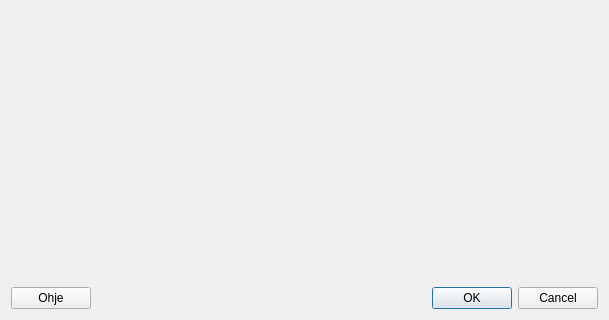
This is kitsas/maaritys/kohdennusdialog.ui in artoh/kitupiikki as Qt 5 draws it before an edit; both pictures show x 0 to 609 and y 585 to 905 of the 609 by 905 pixel window. The edited form follows.
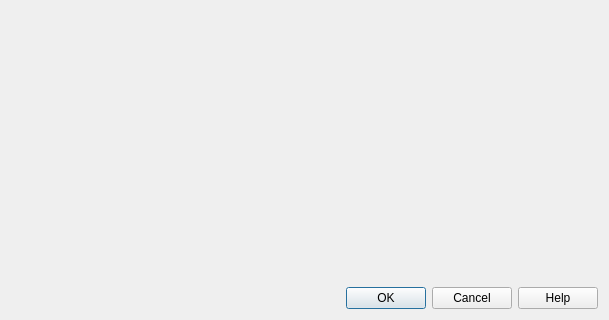
This is the edited form. Icons and pictures are not drawn.

Diff of the .ui file:
```diff
--- a/kitsas/maaritys/kohdennusdialog.ui
+++ b/kitsas/maaritys/kohdennusdialog.ui
@@ -173,40 +173,13 @@
    </item>
    <item>
     <layout class="QHBoxLayout" name="horizontalLayout">
-     <item>
-      <widget class="QPushButton" name="ohjeNappi">
-       <property name="text">
-        <string>Ohje</string>
-       </property>
-       <property name="icon">
-        <iconset resource="../pic/pic.qrc">
-         <normaloff>:/pic/ohje.png</normaloff>:/pic/ohje.png</iconset>
-       </property>
-       <property name="shortcut">
-        <string>F1</string>
-       </property>
-      </widget>
-     </item>
-     <item>
-      <spacer name="horizontalSpacer">
-       <property name="orientation">
-        <enum>Qt::Horizontal</enum>
-       </property>
-       <property name="sizeHint" stdset="0">
-        <size>
-         <width>40</width>
-         <height>20</height>
-        </size>
-       </property>
-      </spacer>
-     </item>
      <item>
       <widget class="QDialogButtonBox" name="buttonBox">
        <property name="orientation">
         <enum>Qt::Horizontal</enum>
        </property>
        <property name="standardButtons">
-        <set>QDialogButtonBox::Cancel|QDialogButtonBox::Ok</set>
+        <set>QDialogButtonBox::Cancel|QDialogButtonBox::Help|QDialogButtonBox::Ok</set>
        </property>
       </widget>
      </item>
```
